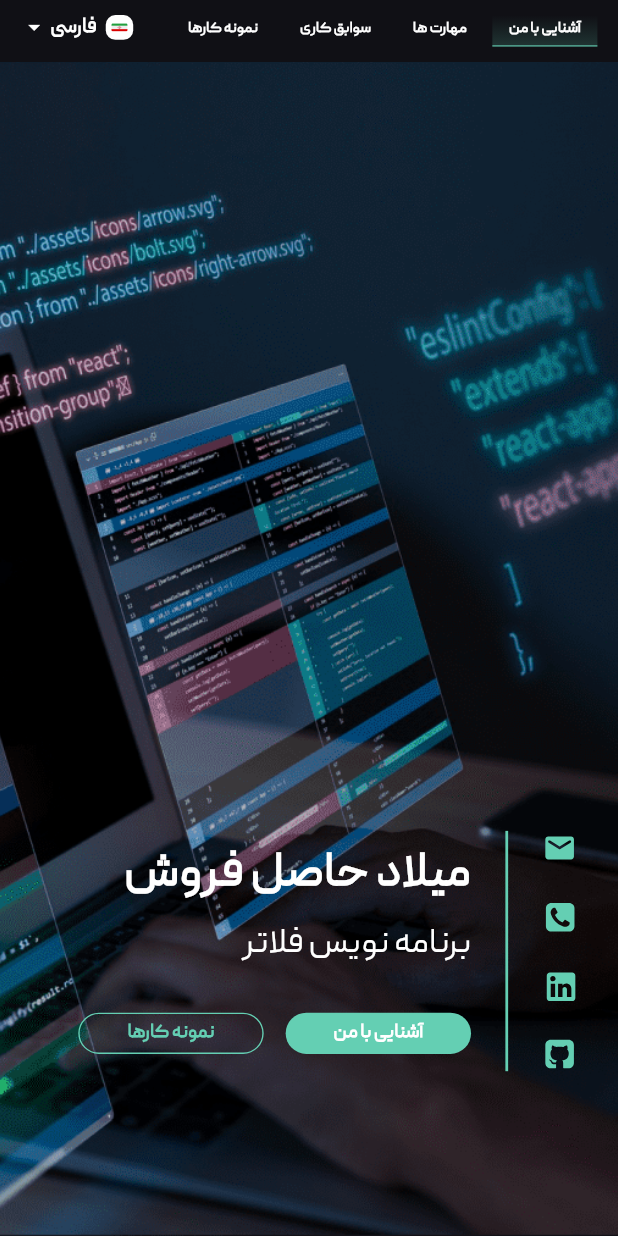
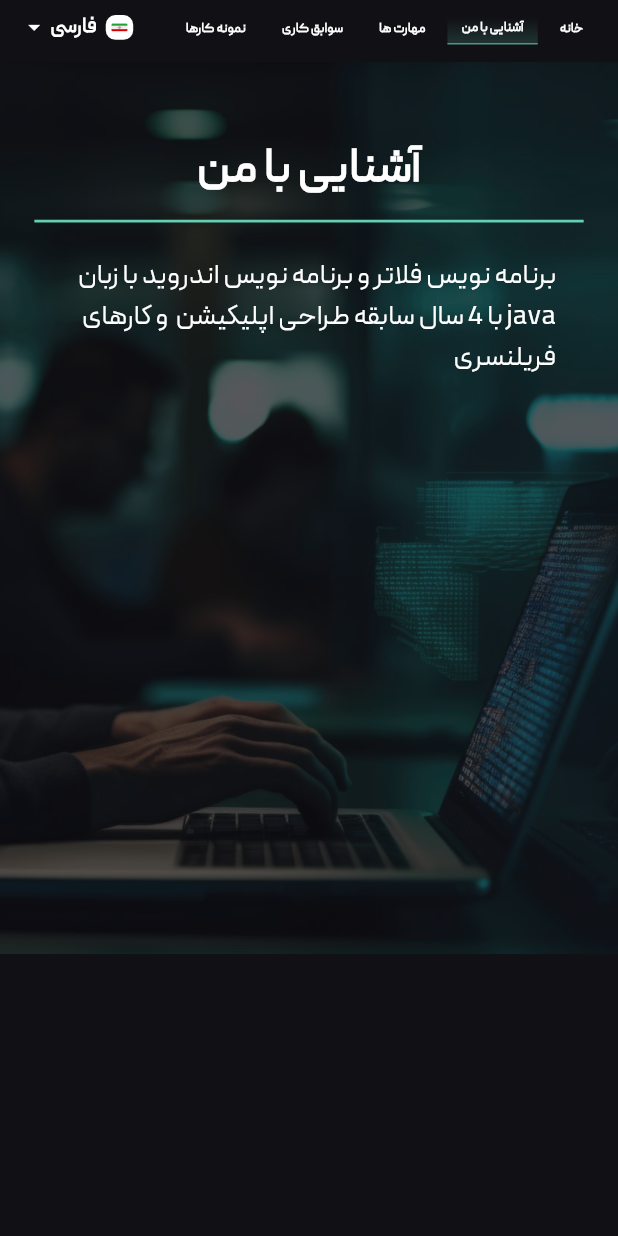
Before and after one commit to miladhf/resume-web-app, a Flutter app: the screen it shows after launch, after a tap on "آشنایی با من", on a phone screen of 412 x 824 dp. Run offline on Flutter 3.47's test engine with Material 3 defaults, Android fonts, the phone set to English and light mode, and no system bars; our stand-ins replace easy_localization, flutter_styled_toast, flutter_svg, photo_view, responsive_framework; missing offline and left inert: dart:js; statements that could not run were skipped.

Commit message:
about me tab design completed

```diff
--- a/assets/translations/en-US.json
+++ b/assets/translations/en-US.json
@@ -1,4 +1,5 @@
 {
+  "home": "Home",
   "aboutMe": "About me",
   "skills": "Skills",
   "portfolio": "Portfolio",
--- a/assets/translations/fa-IR.json
+++ b/assets/translations/fa-IR.json
@@ -1,4 +1,5 @@
 {
+  "home": "خانه",
   "aboutMe": "آشنایی با من",
   "skills": "مهارت ها",
   "portfolio": "نمونه کارها",
--- a/lib/pages/home/home_page.dart
+++ b/lib/pages/home/home_page.dart
@@ -1,4 +1,5 @@
 import 'package:flutter/material.dart';
+import 'package:resume_web/pages/main_tabs/about_me_tab/about_me_tab.dart';
 import 'package:resume_web/pages/main_tabs/experiences_tab/experiences_tab.dart';
 import 'package:resume_web/pages/main_tabs/home_tab/home_tab.dart';
 import 'package:resume_web/pages/main_tabs/portfolio_tab/portfolio_tab.dart';
@@ -19,6 +20,7 @@ class HomePage extends StatefulWidget {
 class _HomePageState extends State<HomePage> {
   List tabs = const [
     HomeTab(),
+    AboutMeTab(),
     SkillsTab(),
     ExperiencesTab(),
     PortfolioTab(),
--- a/lib/pages/main_tabs/about_me_tab/about_me_tab.dart
+++ b/lib/pages/main_tabs/about_me_tab/about_me_tab.dart
@@ -1,15 +1,10 @@
-import 'dart:js' as js;
-
 import 'package:easy_localization/easy_localization.dart';
-import 'package:flutter/foundation.dart';
 import 'package:flutter/material.dart';
-import 'package:flutter/services.dart';
-import 'package:resume_web/pages/main_tabs/about_me_tab/about_me_tab_desktop.dart';
-import 'package:resume_web/pages/main_tabs/about_me_tab/about_me_tab_mobile.dart';
+import 'package:resume_web/utils/utils.dart';
 
 import '../../../data/user_data.dart';
 import '../../../utils/R.dart';
-import '../../../widgets/toasts.dart';
+import '../../../widgets/assets/image_asset.dart';
 
 class AboutMeTab extends StatefulWidget {
   static bool isFirstRun = true;
@@ -21,59 +16,93 @@ class AboutMeTab extends StatefulWidget {
 }
 
 class _AboutMeTabState extends State<AboutMeTab> {
-  _onEmailTap() async {
-    await Clipboard.setData(ClipboardData(text: UserData.getMyData().email));
-    if (defaultTargetPlatform == TargetPlatform.android ||
-        defaultTargetPlatform == TargetPlatform.iOS) {
-      return;
-    }
-    showToastSuccess(context: context, message: 'copied'.tr());
-  }
-
-  _onPhoneNumberTap() async {
-    await Clipboard.setData(
-        ClipboardData(text: UserData.getMyData().phoneNumber));
-    if (defaultTargetPlatform == TargetPlatform.android ||
-        defaultTargetPlatform == TargetPlatform.iOS) {
-      return;
-    }
-
-    showToastSuccess(context: context, message: 'copied'.tr());
-  }
-
-  _onLinkedinTap() {
-    js.context.callMethod('open', [UserData.getMyData().linkedinLink]);
-  }
-
-  _onGithubTap() {
-    js.context.callMethod('open', [UserData.getMyData().githubLink]);
-  }
-
   _firstRan() {
     AboutMeTab.isFirstRun = false;
   }
 
   @override
   Widget build(BuildContext context) {
-    double width = MediaQuery.of(context).size.width;
-    EasyLocalization.of(context)?.locale;
+    var isDesktop = Utils.isDesktop(context);
 
-    return width >= R.size.mobileWidth
-        ? AboutMeDesktop(
-            onEmailTap: _onEmailTap,
-            onPhoneNumberTap: _onPhoneNumberTap,
-            onLinkedinTap: _onLinkedinTap,
-            onGithubTap: _onGithubTap,
-            firstRan: _firstRan,
-            isFirstRun: AboutMeTab.isFirstRun,
-          )
-        : AboutMeMobile(
-            onEmailTap: _onEmailTap,
-            onPhoneNumberTap: _onPhoneNumberTap,
-            onLinkedinTap: _onLinkedinTap,
-            onGithubTap: _onGithubTap,
-            firstRan: _firstRan,
-            isFirstRun: AboutMeTab.isFirstRun,
-          );
+    return Stack(
+      alignment: Alignment.center,
+      clipBehavior: Clip.antiAlias,
+      children: [
+        Positioned(
+          left: -550,
+          top: 0,
+          child: Opacity(
+            opacity: 0.3,
+            child: Container(
+              decoration: const BoxDecoration(
+                gradient: LinearGradient(
+                  begin: Alignment(-1.00, -0.01),
+                  end: Alignment(1, 0.01),
+                  colors: [Color(0xFF062224), Color(0xCC062224)],
+                ),
+              ),
+              child: Row(
+                children: [
+                  SizedBox(
+                    width: MediaQuery.of(context).size.width,
+                  ),
+                  ImageAsset(
+                    asset: R.images.about_me_background,
+                    width: 1700,
+                    height: 650,
+                    fit: BoxFit.fitHeight,
+                  ),
+                ],
+              ),
+            ),
+          ),
+        ),
+        Positioned(
+          top: 0,
+          right: isDesktop ? 70 : 0,
+          bottom: 0,
+          left: 0,
+          child: SingleChildScrollView(
+            physics: const BouncingScrollPhysics(),
+            padding: EdgeInsets.only(top: isDesktop ? 100 : 60),
+            child: Column(
+              crossAxisAlignment: isDesktop
+                  ? CrossAxisAlignment.start
+                  : CrossAxisAlignment.center,
+              children: [
+                Text(
+                  'aboutMe'.tr(),
+                  style: Theme.of(context).textTheme.headline1?.copyWith(
+                        fontSize: isDesktop ? 40 : 35,
+                      ),
+                ),
+                const SizedBox(
+                  height: 16,
+                ),
+                Container(
+                  width: 400,
+                  height: 2,
+                  color: Theme.of(context).colorScheme.primary,
+                ),
+                const SizedBox(
+                  height: 25,
+                ),
+                SizedBox(
+                  width: MediaQuery.of(context).size.width *
+                      (isDesktop ? 0.6 : 0.8),
+                  child: Text(
+                    UserData.getMyData().description,
+                    textAlign: isDesktop ? TextAlign.justify : TextAlign.right,
+                    style: Theme.of(context).textTheme.bodyText1?.copyWith(
+                          fontSize: isDesktop ? 25 : 20,
+                        ),
+                  ),
+                ),
+              ],
+            ),
+          ),
+        ),
+      ],
+    );
   }
 }
--- a/lib/pages/main_tabs/home_tab/home_tab.dart
+++ b/lib/pages/main_tabs/home_tab/home_tab.dart
@@ -30,7 +30,7 @@ class _HomeTabState extends State<HomeTab> {
       alignment: Alignment.center,
       children: [
         ImageAsset(
-          asset: R.images.about_me_background,
+          asset: R.images.home_background,
           width: MediaQuery.of(context).size.width,
           height: MediaQuery.of(context).size.height,
           fit: BoxFit.cover,
--- a/lib/utils/R.dart
+++ b/lib/utils/R.dart
@@ -16,6 +16,7 @@ class _Icons {
 
 class _Images {
   final about_me_background = 'assets/images/about_me_background.png';
+  final home_background = 'assets/images/home_background.png';
   final vira_pic = 'assets/images/vira.png';
   final bazyaftche_pic = 'assets/images/bazyaftche_pic.png';
   final komak_pic = 'assets/images/komak_pic.png';
--- a/lib/widgets/app_bar/main_app_bar.dart
+++ b/lib/widgets/app_bar/main_app_bar.dart
@@ -23,7 +23,7 @@ class MainAppBar extends StatefulWidget implements PreferredSizeWidget {
 }
 
 class _MainAppBarState extends State<MainAppBar> {
-  List<bool> isSelected = [true, false, false, false];
+  List<bool> isSelected = [true, false, false, false, false];
 
   void _setSelected(int index) {
     setState(() {
@@ -37,16 +37,20 @@ class _MainAppBarState extends State<MainAppBar> {
     _setSelected(0);
   }
 
-  _onSkillsTap() {
+  _onAboutUsTap() {
     _setSelected(1);
   }
 
-  _onExperiencesTap() {
+  _onSkillsTap() {
     _setSelected(2);
   }
 
+  _onExperiencesTap() {
+    _setSelected(3);
+  }
+
   _onPortfolioTap() {
-    _setSelected(3);
+    _setSelected(4);
   }
 
   void _unSelectAll() {
@@ -85,8 +89,16 @@ class _MainAppBarState extends State<MainAppBar> {
                 children: [
                   AppBarButton(
                     onTap: _onHomeTap,
+                    text: 'home'.tr(),
+                    isSelected: isSelected[0],
+                  ),
+                  const SizedBox(
+                    width: 10,
+                  ),
+                  AppBarButton(
+                    onTap: _onAboutUsTap,
                     text: 'aboutMe'.tr(),
-                    isSelected: isSelected[0],
+                    isSelected: isSelected[1],
                   ),
                   const SizedBox(
                     width: 10,
@@ -94,7 +106,7 @@ class _MainAppBarState extends State<MainAppBar> {
                   AppBarButton(
                     onTap: _onSkillsTap,
                     text: 'skills'.tr(),
-                    isSelected: isSelected[1],
+                    isSelected: isSelected[2],
                   ),
                   const SizedBox(
                     width: 10,
@@ -102,7 +114,7 @@ class _MainAppBarState extends State<MainAppBar> {
                   AppBarButton(
                     onTap: _onExperiencesTap,
                     text: 'workExperiences'.tr(),
-                    isSelected: isSelected[2],
+                    isSelected: isSelected[3],
                   ),
                   const SizedBox(
                     width: 10,
@@ -110,7 +122,7 @@ class _MainAppBarState extends State<MainAppBar> {
                   AppBarButton(
                     onTap: _onPortfolioTap,
                     text: 'portfolio'.tr(),
-                    isSelected: isSelected[3],
+                    isSelected: isSelected[4],
                   ),
                 ],
               ),
```
Also changed, not shown: assets/images/about_me_background.png, assets/images/home_background.png (added).
